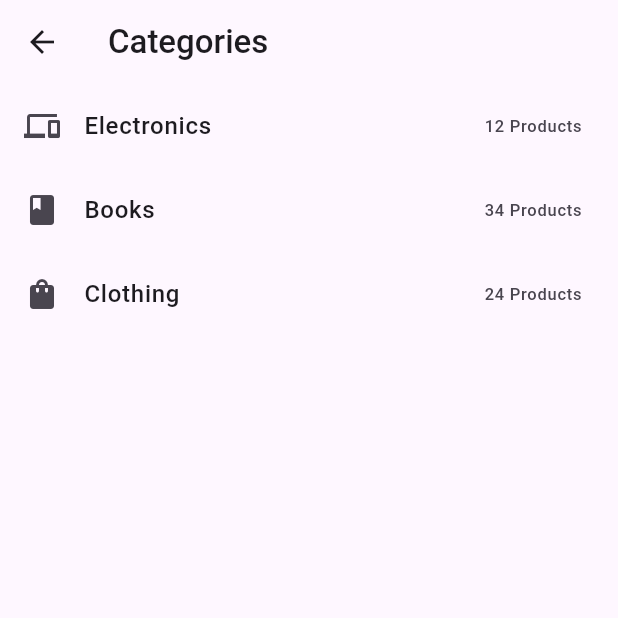
After one commit to Chainsmoker/UnisexStyle-CursoPlatMoviles, a Flutter app: the CategoryScreen screen opened by its route, on a phone screen of 412 x 824 dp, the top half of it. The commit adds this screen. Run offline on Flutter 3.47's test engine with Material 3 defaults, Android fonts, the phone set to English and light mode, and no system bars; our stand-ins replace cached_network_image, flutter_dotenv, flutter_rating_bar, rflutter_alert.

Commit message:
fea: addedd category

```diff
--- /dev/null
+++ b/lib/category.dart
@@ -0,0 +1,50 @@
+import 'package:flutter/material.dart';
+
+class CategoryScreen extends StatelessWidget {
+  final List<Category> categories = [
+    Category('Electronics', 12, Icons.devices),
+    Category('Books', 34, Icons.book),
+    Category('Clothing', 24, Icons.shopping_bag),
+  ];
+
+  @override
+  Widget build(BuildContext context) {
+    return Scaffold(
+      appBar: AppBar(
+        title: Text('Categories'),
+      ),
+      body: ListView.builder(
+        itemCount: categories.length,
+        itemBuilder: (context, index) {
+          return CategoryTile(category: categories[index]);
+        },
+      ),
+    );
+  }
+}
+
+class Category {
+  final String name;
+  final int productCount;
+  final IconData icon;
+
+  Category(this.name, this.productCount, this.icon);
+}
+
+class CategoryTile extends StatelessWidget {
+  final Category category;
+
+  const CategoryTile({required this.category});
+
+  @override
+  Widget build(BuildContext context) {
+    return ListTile(
+      leading: Icon(category.icon),
+      title: Text(category.name),
+      trailing: Text('${category.productCount} Product${category.productCount > 1 ? 's' : ''}'),
+      onTap: () {
+        // Aquí puedes agregar la lógica para navegar a otra pantalla
+      },
+    );
+  }
+}
```
Also changed, not shown: lib/home.dart (+17 -4 lines), lib/main.dart (+5 -4 lines).
